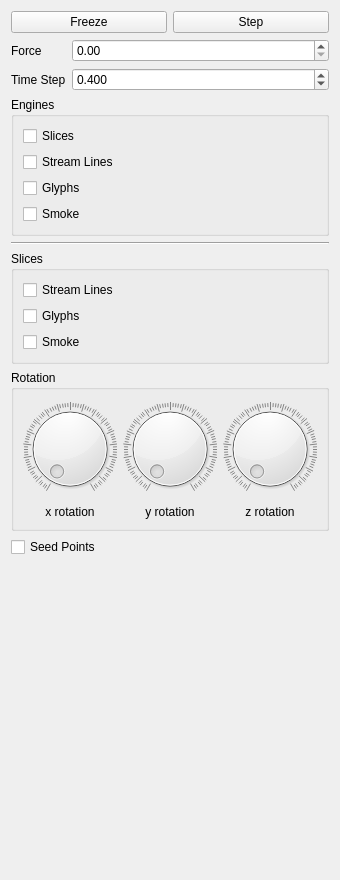
bvanloon/Scientific-Visualization, file smoke/view/simulationtab.ui: the form before one commit.
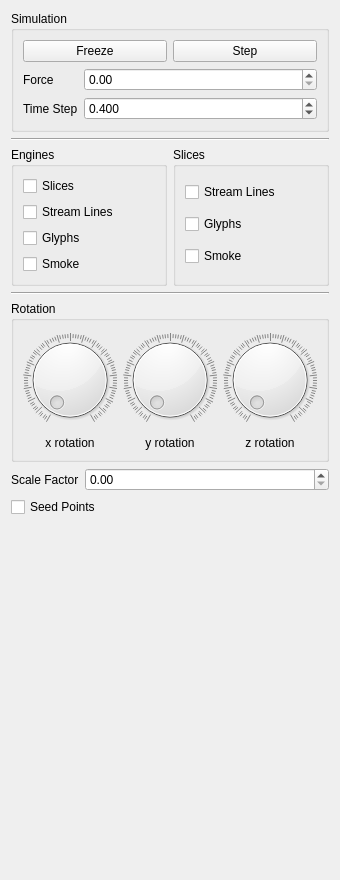
The form after the commit.

Commit message: Changed the layout of the simulationtab and added a scale spinbox.

The edit to the form file:
```diff
--- a/smoke/view/simulationtab.ui
+++ b/smoke/view/simulationtab.ui
@@ -19,6 +19,12 @@
   <property name="windowTitle">
    <string>Form</string>
   </property>
+  <layout class="QVBoxLayout" name="verticalLayout_4">
+   <item>
+    <widget class="QGroupBox" name="simulationGroupBox">
+     <property name="title">
+      <string>Simulation</string>
+     </property>
   <layout class="QVBoxLayout" name="verticalLayout">
    <item>
     <layout class="QHBoxLayout" name="horizontalLayout">
@@ -45,7 +51,7 @@
     </layout>
    </item>
    <item>
-    <layout class="QFormLayout" name="formLayout">
+       <layout class="QFormLayout" name="formLayout_2">
      <item row="0" column="0">
       <widget class="QLabel" name="forceLabel">
        <property name="toolTip">
@@ -56,6 +62,9 @@
        </property>
       </widget>
      </item>
+        <item row="0" column="1">
+         <widget class="QDoubleSpinBox" name="forceSlider"/>
+        </item>
      <item row="1" column="0">
       <widget class="QLabel" name="timeSteplabel">
        <property name="text">
@@ -79,11 +88,20 @@
        </property>
       </widget>
      </item>
-     <item row="0" column="1">
-      <widget class="QDoubleSpinBox" name="forceSlider"/>
-     </item>
-    </layout>
+       </layout>
+      </item>
+     </layout>
+    </widget>
    </item>
+   <item>
+    <widget class="Line" name="line">
+     <property name="orientation">
+      <enum>Qt::Horizontal</enum>
+     </property>
+    </widget>
+   </item>
+   <item>
+    <layout class="QHBoxLayout" name="horizontalLayout_4">
    <item>
     <widget class="QGroupBox" name="groupBox">
      <property name="sizePolicy">
@@ -127,13 +145,6 @@
      </layout>
     </widget>
    </item>
-   <item>
-    <widget class="Line" name="line_2">
-     <property name="orientation">
-      <enum>Qt::Horizontal</enum>
-     </property>
-    </widget>
-   </item>
    <item>
     <widget class="QGroupBox" name="SlicesGroupBox">
      <property name="title">
@@ -164,6 +175,15 @@
      </layout>
     </widget>
    </item>
+    </layout>
+   </item>
+   <item>
+    <widget class="Line" name="line_2">
+     <property name="orientation">
+      <enum>Qt::Horizontal</enum>
+     </property>
+    </widget>
+   </item>
    <item>
     <widget class="QGroupBox" name="rotationGroupBox">
      <property name="title">
@@ -245,6 +265,20 @@
      </layout>
     </widget>
    </item>
+   <item>
+    <layout class="QFormLayout" name="formLayout">
+     <item row="0" column="0">
+      <widget class="QLabel" name="scaleFactorLabel">
+       <property name="text">
+        <string>Scale Factor</string>
+       </property>
+      </widget>
+     </item>
+     <item row="0" column="1">
+      <widget class="QDoubleSpinBox" name="scaleFactorSpinBox"/>
+     </item>
+    </layout>
+   </item>
    <item>
     <widget class="QCheckBox" name="seedPointsCheckBox">
      <property name="text">
```
Left out of the diff: 2 changed lines with no effect on the pictures. Lines whose indentation alone changed are shown as unchanged.
